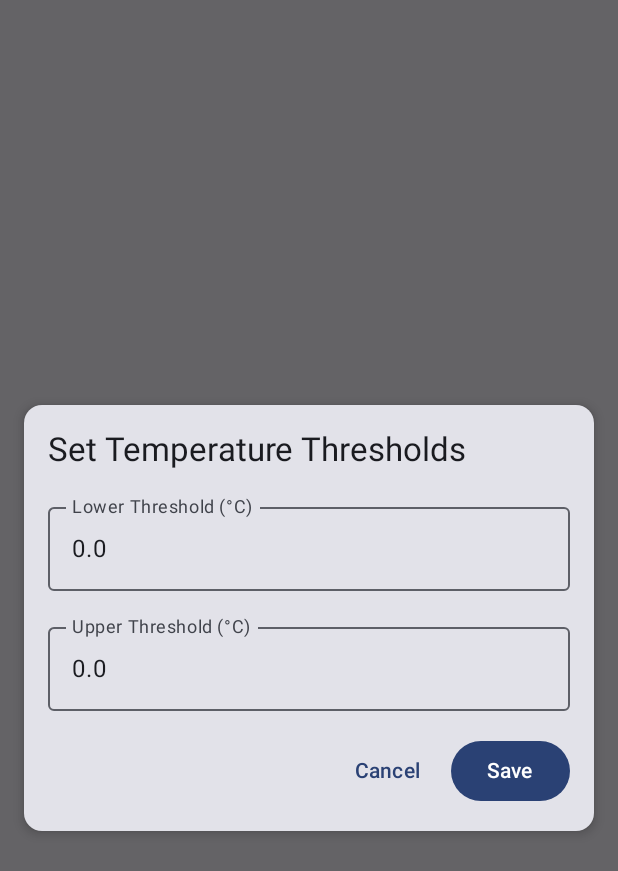
After one commit to Helmy2/TempReader, an Android app built with Jetpack Compose: the composable ThresholdDialog called with empty values, on a phone screen of 412 x 824 dp. The commit adds this screen. Shown: the top 871 px of the screen. Run offline under Robolectric (Android 15) with nearby library versions, the phone set to English and light mode, and no system bars; 1 statement that could not run was skipped.

Commit message:
Refactor: Enhance charts, add settings, and improve data handling
This commit includes several improvements to the charting components and data handling:

-   **HumidityChart**: Removed redundant timestamp mapping in line series.
-   **.idea/misc.xml**: Removed unnecessary XML declaration.
-   **App**:
    -   Added settings button and dialog to adjust temperature thresholds.
    - Added notification permissions.
    -   Implemented preference management to persist temperature thresholds.
    -   Added threshold values to the latest reading card.
    -   Modified UI:
       - Added `statusBarsPadding` to fix top padding.
       - Added `Surface` to fix the background.
    -   Improved data handling and display for the latest reading.
    -   Updated permission handling and added toast messages.
-   **ThresholdDialog**: Added a new dialog for setting temperature thresholds with input validation.
-   **MainActivity**: Wrap the `App` composable in a `Surface` composable.
-   **AndroidManifest**: Added permissions for posting notifications and using foreground services.
-   **ChartCard**:
    -   Added chart title.
    -   Enabled scrolling in charts.
-   **TemperatureChart**: Removed redundant timestamp mapping in line series.
-Added TemperatureCheckService.
-Added PreferencesManager.
-Corrected the import.
-Added ThresholdDialog
-Added Settings Button.
-Corrected ChartCard import.
-Added surface.
-Removed the bottom axis for charts.

```diff
--- a/app/src/main/java/com/example/tempreader/MainActivity.kt
+++ b/app/src/main/java/com/example/tempreader/MainActivity.kt
@@ -5,6 +5,7 @@ import androidx.activity.ComponentActivity
 import androidx.activity.compose.setContent
 import androidx.activity.enableEdgeToEdge
 import androidx.activity.viewModels
+import androidx.compose.material3.Surface
 import com.example.tempreader.ui.App
 import com.example.tempreader.ui.MainViewModel
 import com.example.tempreader.ui.theme.TempReaderTheme
@@ -16,7 +17,9 @@ class MainActivity : ComponentActivity() {
         val viewModel by viewModels<MainViewModel>()
         setContent {
             TempReaderTheme {
-                App(viewModel = viewModel)
+                Surface {
+                    App(viewModel = viewModel)
+                }
             }
         }
     }
--- a/app/src/main/java/com/example/tempreader/ui/components/HumidityChart.kt
+++ b/app/src/main/java/com/example/tempreader/ui/components/HumidityChart.kt
@@ -43,7 +43,6 @@ fun HumidityChart(readings: List<Reading>, modifier: Modifier = Modifier) {
         chartModelProducer.runTransaction {
             lineSeries {
                 series(
-                    currentDayReadings.map { it.timestamp },
                     currentDayReadings.map { it.humidity }
                 )
             }
--- a/app/src/main/java/com/example/tempreader/ui/components/TemperatureChart.kt
+++ b/app/src/main/java/com/example/tempreader/ui/components/TemperatureChart.kt
@@ -43,7 +43,6 @@ fun TemperatureChart(readings: List<Reading>, modifier: Modifier = Modifier) {
         chartModelProducer.runTransaction {
             lineSeries {
                 series(
-                    currentDayReadings.map { it.timestamp },
                     currentDayReadings.map { it.temperature }
                 )
             }
--- /dev/null
+++ b/app/src/main/java/com/example/tempreader/ui/components/ThresholdDialog.kt
@@ -0,0 +1,111 @@
+package com.example.tempreader.ui.components
+
+import androidx.compose.foundation.layout.Arrangement
+import androidx.compose.foundation.layout.Column
+import androidx.compose.foundation.layout.Row
+import androidx.compose.foundation.layout.Spacer
+import androidx.compose.foundation.layout.fillMaxWidth
+import androidx.compose.foundation.layout.padding
+import androidx.compose.foundation.layout.width
+import androidx.compose.foundation.text.KeyboardOptions
+import androidx.compose.material3.Button
+import androidx.compose.material3.Card
+import androidx.compose.material3.CardDefaults
+import androidx.compose.material3.MaterialTheme
+import androidx.compose.material3.OutlinedTextField
+import androidx.compose.material3.Text
+import androidx.compose.material3.TextButton
+import androidx.compose.runtime.Composable
+import androidx.compose.runtime.getValue
+import androidx.compose.runtime.mutableStateOf
+import androidx.compose.runtime.remember
+import androidx.compose.runtime.setValue
+import androidx.compose.ui.Alignment
+import androidx.compose.ui.Modifier
+import androidx.compose.ui.text.input.KeyboardType
+import androidx.compose.ui.unit.dp
+import androidx.compose.ui.window.Dialog
+
+@Composable
+fun ThresholdDialog(
+    onDismiss: () -> Unit,
+    onConfirm: (lower: Float, upper: Float) -> Unit,
+    currentLower: Float,
+    currentUpper: Float
+) {
+    var lowerTemp by remember { mutableStateOf(currentLower.toString()) }
+    var upperTemp by remember { mutableStateOf(currentUpper.toString()) }
+    var error by remember { mutableStateOf<String?>(null) }
+
+    Dialog(onDismissRequest = onDismiss) {
+        Card(
+            modifier = Modifier.Companion
+                .fillMaxWidth()
+                .padding(16.dp),
+            elevation = CardDefaults.cardElevation(4.dp)
+        ) {
+            Column(
+                modifier = Modifier.Companion.padding(16.dp),
+                verticalArrangement = Arrangement.spacedBy(16.dp)
+            ) {
+                Text(
+                    text = "Set Temperature Thresholds",
+                    style = MaterialTheme.typography.titleLarge
+                )
+
+                OutlinedTextField(
+                    value = lowerTemp,
+                    onValueChange = { lowerTemp = it },
+                    label = { Text("Lower Threshold (°C)") },
+                    keyboardOptions = KeyboardOptions(keyboardType = KeyboardType.Companion.Number),
+                    singleLine = true,
+                    modifier = Modifier.Companion.fillMaxWidth()
+                )
+
+                OutlinedTextField(
+                    value = upperTemp,
+                    onValueChange = { upperTemp = it },
+                    label = { Text("Upper Threshold (°C)") },
+                    keyboardOptions = KeyboardOptions(keyboardType = KeyboardType.Companion.Number),
+                    singleLine = true,
+                    modifier = Modifier.Companion.fillMaxWidth()
+                )
+
+                error?.let {
+                    Text(
+                        text = it,
+                        color = MaterialTheme.colorScheme.error,
+                        style = MaterialTheme.typography.bodySmall
+                    )
+                }
+
+                Row(
+                    modifier = Modifier.Companion.fillMaxWidth(),
+                    horizontalArrangement = Arrangement.End,
+                    verticalAlignment = Alignment.Companion.CenterVertically
+                ) {
+                    TextButton(onClick = onDismiss) {
+                        Text("Cancel")
+                    }
+                    Spacer(modifier = Modifier.Companion.width(8.dp))
+                    Button(onClick = {
+                        try {
+                            val lower = lowerTemp.toFloat()
+                            val upper = upperTemp.toFloat()
+                            if (lower >= upper) {
+                                error = "Lower threshold must be less than upper threshold"
+                                return@Button
+                            }
+                            onConfirm(lower, upper)
+                            onDismiss()
+                        } catch (_: NumberFormatException) {
+                            error = "Please enter valid numbers"
+                        }
+                    }) {
+                        Text("Save")
+                    }
+                }
+            }
+        }
+    }
+}
```
Also changed, not shown: app/src/main/AndroidManifest.xml (+10 -0 lines), app/src/main/java/com/example/tempreader/ui/App.kt (+77 -6 lines), app/src/main/java/com/example/tempreader/ui/components/ChartCard.kt (+11 -12 lines).
